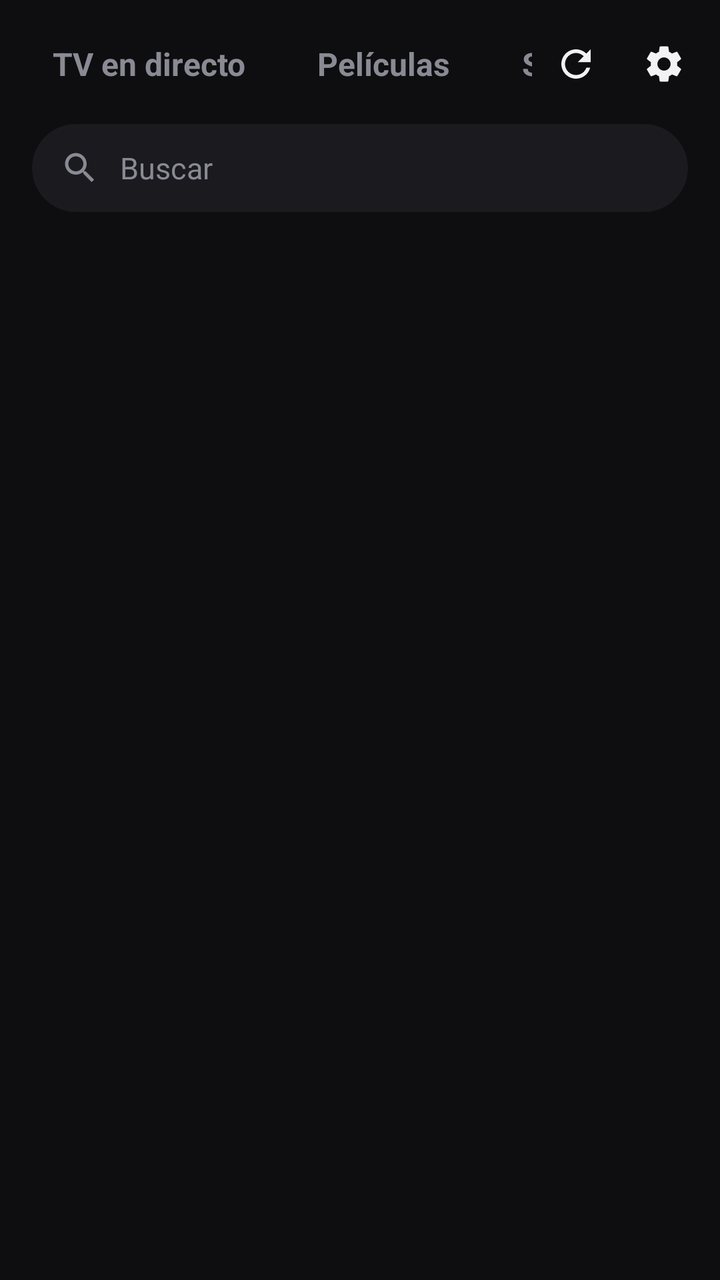
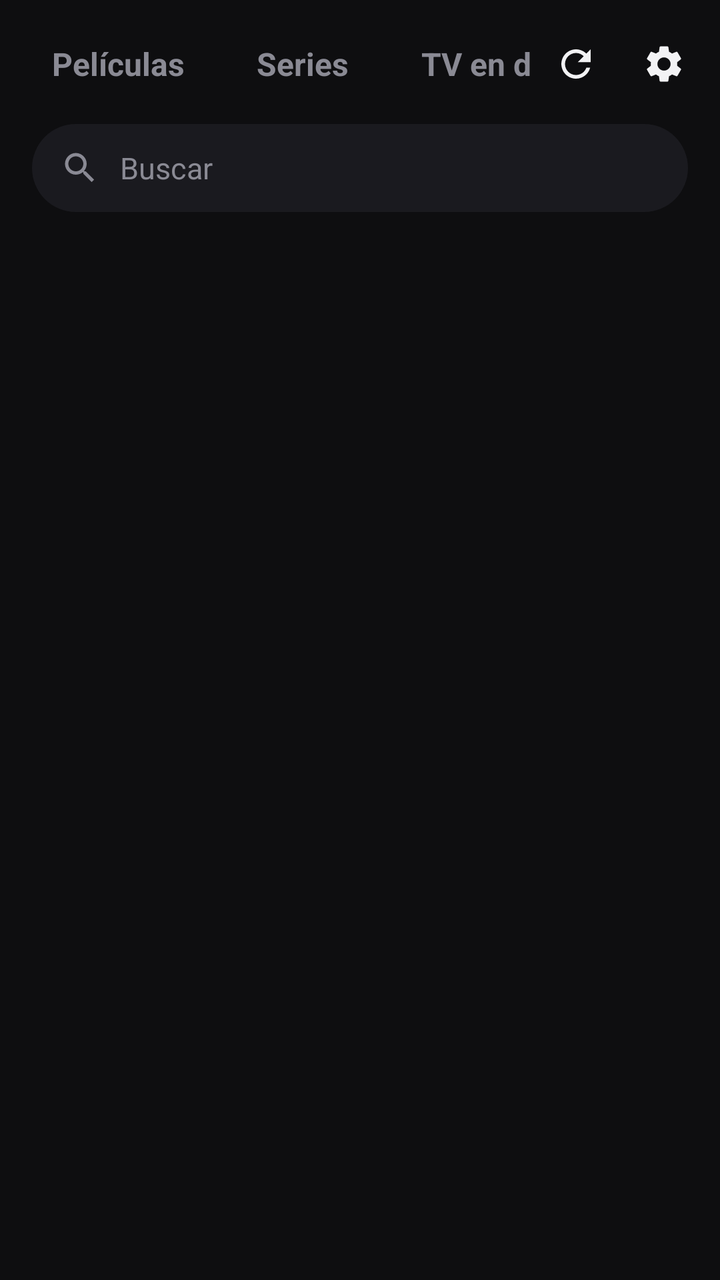

An Android layout rendered at two revisions. The XML below is the earlier revision; the diff shows what the commit changed to produce the second picture.
<!-- AndroidManifest.xml: application theme Theme.Zap -->
<!-- res/layout/activity_main.xml -->
<?xml version="1.0" encoding="utf-8"?>
<LinearLayout xmlns:android="http://schemas.android.com/apk/res/android"
    xmlns:app="http://schemas.android.com/apk/res-auto"
    android:layout_width="match_parent"
    android:layout_height="match_parent"
    android:background="@color/bg"
    android:fitsSystemWindows="true"
    android:orientation="vertical">

    <LinearLayout
        android:layout_width="match_parent"
        android:layout_height="wrap_content"
        android:gravity="center_vertical"
        android:orientation="horizontal"
        android:paddingStart="10dp"
        android:paddingTop="10dp"
        android:paddingEnd="6dp">

        <HorizontalScrollView
            android:layout_width="0dp"
            android:layout_height="wrap_content"
            android:layout_weight="1"
            android:scrollbars="none">

            <LinearLayout
                android:layout_width="wrap_content"
                android:layout_height="wrap_content"
                android:orientation="horizontal">

                <TextView
                    android:id="@+id/tabLive"
                    style="@style/Tab"
                    android:text="TV en directo" />

                <TextView
                    android:id="@+id/tabMovies"
                    style="@style/Tab"
                    android:text="Películas" />

                <TextView
                    android:id="@+id/tabShows"
                    style="@style/Tab"
                    android:text="Series" />
            </LinearLayout>
        </HorizontalScrollView>

        <ImageButton
            android:id="@+id/reload"
            android:layout_width="44dp"
            android:layout_height="44dp"
            android:background="@drawable/bg_icon_btn"
            android:contentDescription="Recargar"
            android:src="@drawable/ic_refresh" />

        <ImageButton
            android:id="@+id/settings"
            android:layout_width="44dp"
            android:layout_height="44dp"
            android:background="@drawable/bg_icon_btn"
            android:contentDescription="Fuentes"
            android:src="@drawable/ic_settings" />
    </LinearLayout>

    <EditText
        android:id="@+id/search"
        android:layout_width="match_parent"
        android:layout_height="44dp"
        android:layout_marginStart="16dp"
        android:layout_marginTop="8dp"
        android:layout_marginEnd="16dp"
        android:layout_marginBottom="8dp"
        android:background="@drawable/bg_search"
        android:drawableStart="@drawable/ic_search"
        android:drawablePadding="10dp"
        android:hint="Buscar"
        android:imeOptions="actionSearch"
        android:importantForAutofill="no"
        android:inputType="text"
        android:paddingStart="14dp"
        android:paddingEnd="14dp"
        android:singleLine="true"
        android:textColor="@color/text"
        android:textColorHint="@color/muted"
        android:textSize="15sp" />

    <androidx.recyclerview.widget.RecyclerView
        android:id="@+id/chips"
        android:layout_width="match_parent"
        android:layout_height="wrap_content"
        android:clipToPadding="false"
        android:paddingStart="12dp"
        android:paddingEnd="12dp"
        android:paddingBottom="6dp"
        android:visibility="gone" />

    <com.google.android.material.progressindicator.LinearProgressIndicator
        android:id="@+id/busyBar"
        android:layout_width="match_parent"
        android:layout_height="wrap_content"
        android:indeterminate="true"
        android:visibility="gone"
        app:indicatorColor="@color/accent"
        app:trackThickness="2dp" />

    <LinearLayout
        android:layout_width="match_parent"
        android:layout_height="0dp"
        android:layout_weight="1"
        android:orientation="horizontal">

    
    <androidx.recyclerview.widget.RecyclerView
        android:id="@+id/side"
        android:layout_width="200dp"
        android:layout_height="match_parent"
        android:background="@color/surface"
        android:clipToPadding="false"
        android:paddingTop="6dp"
        android:paddingBottom="16dp"
        android:visibility="gone" />

    <FrameLayout
        android:layout_width="0dp"
        android:layout_height="match_parent"
        android:layout_weight="1">

        <androidx.recyclerview.widget.RecyclerView
            android:id="@+id/content"
            android:layout_width="match_parent"
            android:layout_height="match_parent"
            android:clipToPadding="false"
            android:paddingStart="6dp"
            android:paddingEnd="6dp"
            android:paddingBottom="16dp" />

        <LinearLayout
            android:id="@+id/empty"
            android:layout_width="wrap_content"
            android:layout_height="wrap_content"
            android:layout_gravity="center"
            android:gravity="center_horizontal"
            android:orientation="vertical"
            android:padding="24dp"
            android:visibility="gone">

            <TextView
                android:id="@+id/emptyText"
                android:layout_width="wrap_content"
                android:layout_height="wrap_content"
                android:gravity="center"
                android:textColor="@color/muted"
                android:textSize="16sp" />

            <TextView
                android:id="@+id/emptyAdd"
                style="@style/PrimaryButton"
                android:layout_marginTop="20dp"
                android:text="Añadir fuente" />
        </LinearLayout>

        <ProgressBar
            android:id="@+id/progress"
            android:layout_width="40dp"
            android:layout_height="40dp"
            android:layout_gravity="center"
            android:indeterminateTint="@color/accent"
            android:visibility="gone" />
    </FrameLayout>
    </LinearLayout>
</LinearLayout>
<!-- resources referenced by this layout -->
<resources>
  <color name="accent">#FF5A4E</color>
  <color name="bg">#0E0E10</color>
  <color name="muted">#8A8A94</color>
  <color name="surface">#1A1A1F</color>
  <color name="text">#F2F2F4</color>
  <!-- drawable bg_search (drawable) -->
  <?xml version="1.0" encoding="utf-8"?>
  <shape xmlns:android="http://schemas.android.com/apk/res/android">
      <solid android:color="@color/surface" />
      <corners android:radius="22dp" />
  </shape>
  <!-- drawable ic_refresh (drawable) -->
  <?xml version="1.0" encoding="utf-8"?>
  <vector xmlns:android="http://schemas.android.com/apk/res/android"
      android:width="22dp" android:height="22dp"
      android:viewportWidth="24" android:viewportHeight="24">
      <path android:fillColor="#F2F2F4" android:pathData="M17.65,6.35C16.2,4.9 14.21,4 12,4c-4.42,0 -7.99,3.58 -7.99,8s3.57,8 7.99,8c3.73,0 6.84,-2.55 7.73,-6h-2.08c-0.82,2.33 -3.04,4 -5.65,4 -3.31,0 -6,-2.69 -6,-6s2.69,-6 6,-6c1.66,0 3.14,0.69 4.22,1.78L13,11h7V4l-2.35,2.35z" />
  </vector>
  <!-- drawable ic_search (drawable) -->
  <?xml version="1.0" encoding="utf-8"?>
  <vector xmlns:android="http://schemas.android.com/apk/res/android"
      android:width="20dp" android:height="20dp"
      android:viewportWidth="24" android:viewportHeight="24">
      <path android:fillColor="#8A8A94" android:pathData="M15.5,14h-0.79l-0.28,-0.27C15.41,12.59 16,11.11 16,9.5 16,5.91 13.09,3 9.5,3S3,5.91 3,9.5 5.91,16 9.5,16c1.61,0 3.09,-0.59 4.23,-1.57l0.27,0.28v0.79l5,4.99L20.49,19l-4.99,-5zM9.5,14C7.01,14 5,11.99 5,9.5S7.01,5 9.5,5 14,7.01 14,9.5 11.99,14 9.5,14z" />
  </vector>
  <style name="Theme.Zap" parent="Theme.Material3.Dark.NoActionBar">
          <item name="colorPrimary">@color/accent</item>
          <item name="colorOnPrimary">@color/bg</item>
          <item name="colorSurface">@color/surface</item>
          <item name="android:windowBackground">@color/bg</item>
          <item name="android:statusBarColor">@color/bg</item>
          <item name="android:navigationBarColor">@color/bg</item>
          <item name="colorControlHighlight">#66FF5A4E</item>
          <item name="materialAlertDialogTheme">@style/ThemeOverlay.Zap.Dialog</item>
      </style>
  <color name="surface_hi">#2A2A32</color>
  <!-- drawable tab_text (drawable) -->
  <?xml version="1.0" encoding="utf-8"?>
  <selector xmlns:android="http://schemas.android.com/apk/res/android">
      <item android:color="@color/text" android:state_selected="true" />
      <item android:color="@color/text" android:state_focused="true" />
      <item android:color="@color/muted" />
  </selector>
  <style name="ThemeOverlay.Zap.Dialog" parent="ThemeOverlay.Material3.MaterialAlertDialog">
          <item name="colorControlHighlight">#66FF5A4E</item>
          <item name="buttonBarPositiveButtonStyle">@style/Zap.DialogButton</item>
          <item name="buttonBarNegativeButtonStyle">@style/Zap.DialogButton</item>
          <item name="buttonBarNeutralButtonStyle">@style/Zap.DialogButton</item>
      </style>
  <style name="Zap.DialogButton" parent="Widget.Material3.Button.TextButton.Dialog">
          <item name="android:background">@drawable/bg_dialog_btn</item>
          <item name="backgroundTint">@null</item>
          <item name="android:textColor">@drawable/dialog_btn_text</item>
          <item name="rippleColor">@android:color/transparent</item>
          <item name="android:paddingStart">18dp</item>
          <item name="android:paddingEnd">18dp</item>
      </style>
  <!-- drawable dialog_btn_text (drawable) -->
  <?xml version="1.0" encoding="utf-8"?>
  <selector xmlns:android="http://schemas.android.com/apk/res/android">
      <item android:color="@color/bg" android:state_focused="true" />
      <item android:color="@color/accent" />
  </selector>
  <!-- unchanged entries left out for length: 7 -->
</resources>

<!-- the commit's change to res/layout/activity_main.xml (unified diff, before → after) -->
@@ -28,11 +28,6 @@
                 android:orientation="horizontal">
 
                 <TextView
-                    android:id="@+id/tabLive"
-                    style="@style/Tab"
-                    android:text="TV en directo" />
-
-                <TextView
                     android:id="@+id/tabMovies"
                     style="@style/Tab"
                     android:text="Películas" />
@@ -41,6 +36,11 @@
                     android:id="@+id/tabShows"
                     style="@style/Tab"
                     android:text="Series" />
+
+                <TextView
+                    android:id="@+id/tabLive"
+                    style="@style/Tab"
+                    android:text="TV en directo" />
             </LinearLayout>
         </HorizontalScrollView>
 
